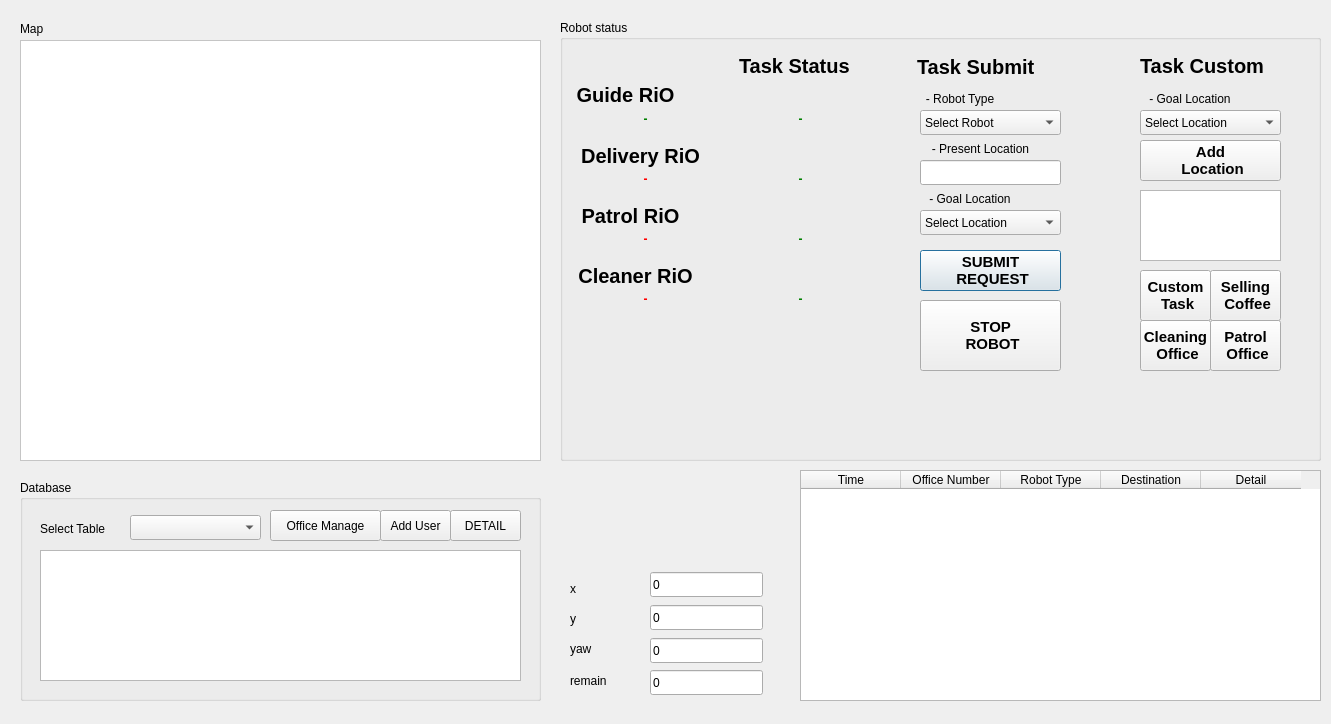
Old version of the form src/rio_ui/rio_ui/ui/admin_service.ui in the repository addinedu-ros-4th/ros-repo-1.
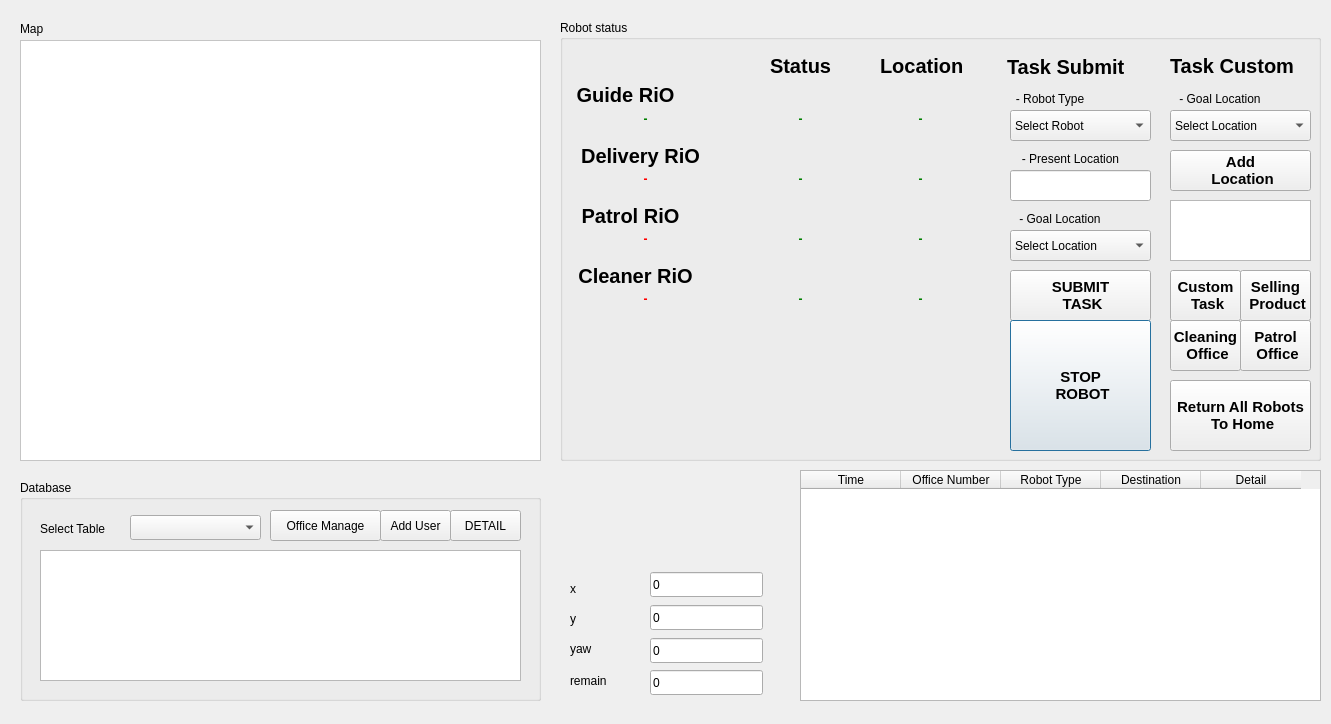
New version of the form.

Commit message: btn optimize, code fix

The edit to the form file:
```diff
--- a/src/rio_ui/rio_ui/ui/admin_service.ui
+++ b/src/rio_ui/rio_ui/ui/admin_service.ui
@@ -160,9 +160,9 @@
    <widget class="QLabel" name="Guide_RiO_label_2">
     <property name="geometry">
      <rect>
-      <x>179</x>
+      <x>210</x>
       <y>30</y>
-      <width>131</width>
+      <width>61</width>
       <height>31</height>
      </rect>
     </property>
@@ -174,7 +174,7 @@
      </font>
     </property>
     <property name="text">
-     <string>Task Status</string>
+     <string>Status</string>
     </property>
     <property name="alignment">
      <set>Qt::AlignLeading|Qt::AlignLeft|Qt::AlignVCenter</set>
@@ -271,8 +271,8 @@
    <widget class="QLabel" name="label_17">
     <property name="geometry">
      <rect>
-      <x>360</x>
-      <y>120</y>
+      <x>450</x>
+      <y>130</y>
       <width>121</width>
       <height>17</height>
      </rect>
@@ -287,10 +287,10 @@
    <widget class="QComboBox" name="request_6">
     <property name="geometry">
      <rect>
-      <x>360</x>
+      <x>450</x>
       <y>90</y>
       <width>141</width>
-      <height>25</height>
+      <height>31</height>
      </rect>
     </property>
     <item>
@@ -322,8 +322,8 @@
    <widget class="QLabel" name="label_23">
     <property name="geometry">
      <rect>
-      <x>360</x>
-      <y>170</y>
+      <x>450</x>
+      <y>190</y>
       <width>100</width>
       <height>17</height>
      </rect>
@@ -338,7 +338,7 @@
    <widget class="QLabel" name="label_3">
     <property name="geometry">
      <rect>
-      <x>350</x>
+      <x>440</x>
       <y>70</y>
       <width>100</width>
       <height>17</height>
@@ -354,10 +354,10 @@
    <widget class="QPushButton" name="btn_req_guide">
     <property name="geometry">
      <rect>
-      <x>360</x>
-      <y>230</y>
+      <x>450</x>
+      <y>250</y>
       <width>141</width>
-      <height>41</height>
+      <height>51</height>
      </rect>
     </property>
     <property name="font">
@@ -369,13 +369,16 @@
     </property>
     <property name="text">
      <string>SUBMIT 
- REQUEST</string>
+ TASK</string>
+    </property>
+    <property name="autoDefault">
+     <bool>false</bool>
     </property>
    </widget>
    <widget class="QLabel" name="Guide_RiO_label_3">
     <property name="geometry">
      <rect>
-      <x>357</x>
+      <x>447</x>
       <y>36</y>
       <width>121</width>
       <height>21</height>
@@ -465,10 +468,10 @@
    <widget class="QLineEdit" name="lineEdit">
     <property name="geometry">
      <rect>
-      <x>360</x>
-      <y>140</y>
+      <x>450</x>
+      <y>150</y>
       <width>141</width>
-      <height>25</height>
+      <height>31</height>
      </rect>
     </property>
     <property name="readOnly">
@@ -478,10 +481,10 @@
    <widget class="QPushButton" name="btn_stop_guide">
     <property name="geometry">
      <rect>
-      <x>360</x>
-      <y>280</y>
+      <x>450</x>
+      <y>300</y>
       <width>141</width>
-      <height>71</height>
+      <height>131</height>
      </rect>
     </property>
     <property name="font">
@@ -495,11 +498,14 @@
      <string>STOP 
  ROBOT</string>
     </property>
+    <property name="autoDefault">
+     <bool>true</bool>
+    </property>
    </widget>
    <widget class="QPushButton" name="btn_req_guide_2">
     <property name="geometry">
      <rect>
-      <x>580</x>
+      <x>610</x>
       <y>300</y>
       <width>71</width>
       <height>51</height>
@@ -520,7 +526,7 @@
    <widget class="QPushButton" name="btn_req_guide_3">
     <property name="geometry">
      <rect>
-      <x>650</x>
+      <x>680</x>
       <y>300</y>
       <width>71</width>
       <height>51</height>
@@ -541,7 +547,7 @@
    <widget class="QPushButton" name="btn_req_guide_4">
     <property name="geometry">
      <rect>
-      <x>650</x>
+      <x>680</x>
       <y>250</y>
       <width>71</width>
       <height>51</height>
@@ -556,13 +562,13 @@
     </property>
     <property name="text">
      <string>Selling 
- Coffee</string>
+ Product</string>
     </property>
    </widget>
    <widget class="QLabel" name="Guide_RiO_label_4">
     <property name="geometry">
      <rect>
-      <x>580</x>
+      <x>610</x>
       <y>30</y>
       <width>131</width>
       <height>31</height>
@@ -585,10 +591,10 @@
    <widget class="QComboBox" name="end_location_5">
     <property name="geometry">
      <rect>
-      <x>580</x>
+      <x>610</x>
       <y>90</y>
       <width>141</width>
-      <height>25</height>
+      <height>31</height>
      </rect>
     </property>
     <item>
@@ -780,7 +786,7 @@
    <widget class="QLabel" name="label_24">
     <property name="geometry">
      <rect>
-      <x>580</x>
+      <x>610</x>
       <y>70</y>
       <width>100</width>
       <height>17</height>
@@ -796,8 +802,8 @@
    <widget class="QPushButton" name="btn_req_guide_5">
     <property name="geometry">
      <rect>
-      <x>580</x>
-      <y>120</y>
+      <x>610</x>
+      <y>130</y>
       <width>141</width>
       <height>41</height>
      </rect>
@@ -817,17 +823,17 @@
    <widget class="QTextEdit" name="textEdit">
     <property name="geometry">
      <rect>
-      <x>580</x>
-      <y>170</y>
+      <x>610</x>
+      <y>180</y>
       <width>141</width>
-      <height>71</height>
+      <height>61</height>
      </rect>
     </property>
    </widget>
    <widget class="QPushButton" name="btn_req_guide_6">
     <property name="geometry">
      <rect>
-      <x>580</x>
+      <x>610</x>
       <y>250</y>
       <width>71</width>
       <height>51</height>
@@ -848,10 +854,10 @@
    <widget class="QComboBox" name="end_location_4">
     <property name="geometry">
      <rect>
-      <x>360</x>
-      <y>190</y>
+      <x>450</x>
+      <y>210</y>
       <width>141</width>
-      <height>25</height>
+      <height>31</height>
      </rect>
     </property>
     <item>
@@ -1040,6 +1046,138 @@
      </property>
     </item>
    </widget>
+   <widget class="QLabel" name="Location">
+    <property name="geometry">
+     <rect>
+      <x>320</x>
+      <y>30</y>
+      <width>91</width>
+      <height>31</height>
+     </rect>
+    </property>
+    <property name="font">
+     <font>
+      <pointsize>15</pointsize>
+      <weight>75</weight>
+      <bold>true</bold>
+     </font>
+    </property>
+    <property name="text">
+     <string>Location</string>
+    </property>
+    <property name="alignment">
+     <set>Qt::AlignLeading|Qt::AlignLeft|Qt::AlignVCenter</set>
+    </property>
+   </widget>
+   <widget class="QLabel" name="location_guide">
+    <property name="geometry">
+     <rect>
+      <x>300</x>
+      <y>90</y>
+      <width>121</width>
+      <height>17</height>
+     </rect>
+    </property>
+    <property name="styleSheet">
+     <string notr="true">QLabel {
+    color: green;
+    font-weight: bold;
+}</string>
+    </property>
+    <property name="text">
+     <string>-</string>
+    </property>
+    <property name="alignment">
+     <set>Qt::AlignCenter</set>
+    </property>
+   </widget>
+   <widget class="QLabel" name="location_delivery">
+    <property name="geometry">
+     <rect>
+      <x>300</x>
+      <y>150</y>
+      <width>121</width>
+      <height>17</height>
+     </rect>
+    </property>
+    <property name="styleSheet">
+     <string notr="true">QLabel {
+    color: green;
+    font-weight: bold;
+}</string>
+    </property>
+    <property name="text">
+     <string>-</string>
+    </property>
+    <property name="alignment">
+     <set>Qt::AlignCenter</set>
+    </property>
+   </widget>
+   <widget class="QLabel" name="location_patrol">
+    <property name="geometry">
+     <rect>
+      <x>300</x>
+      <y>210</y>
+      <width>121</width>
+      <height>17</height>
+     </rect>
+    </property>
+    <property name="styleSheet">
+     <string notr="true">QLabel {
+    color: green;
+    font-weight: bold;
+}</string>
+    </property>
+    <property name="text">
+     <string>-</string>
+    </property>
+    <property name="alignment">
+     <set>Qt::AlignCenter</set>
+    </property>
+   </widget>
+   <widget class="QLabel" name="location_clean">
+    <property name="geometry">
+     <rect>
+      <x>300</x>
+      <y>270</y>
+      <width>121</width>
+      <height>17</height>
+     </rect>
+    </property>
+    <property name="styleSheet">
+     <string notr="true">QLabel {
+    color: green;
+    font-weight: bold;
+}</string>
+    </property>
+    <property name="text">
+     <string>-</string>
+    </property>
+    <property name="alignment">
+     <set>Qt::AlignCenter</set>
+    </property>
+   </widget>
+   <widget class="QPushButton" name="btn_patrol_loc_2">
+    <property name="geometry">
+     <rect>
+      <x>610</x>
+      <y>360</y>
+      <width>141</width>
+      <height>71</height>
+     </rect>
+    </property>
+    <property name="font">
+     <font>
+      <pointsize>11</pointsize>
+      <weight>75</weight>
+      <bold>true</bold>
+     </font>
+    </property>
+    <property name="text">
+     <string>Return All Robots 
+ To Home</string>
+    </property>
+   </widget>
   </widget>
   <widget class="QLabel" name="label_5">
    <property name="geometry">
```
Left out of the diff: 35 changed lines with no effect on the pictures. The commit also changes 1 other file.
